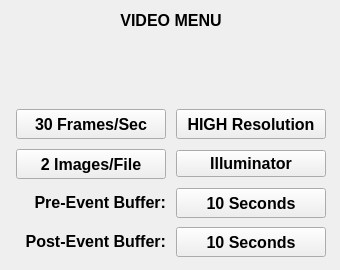
The window that video_setup.ui (georgezgsun/Tampa) describes before a commit, drawn with Qt 5.
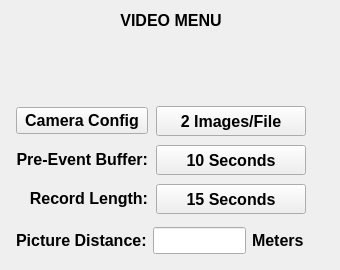
The same window after the commit. Custom widgets are drawn as their Qt base class.

Diff of the .ui file:
```diff
--- a/video_setup.ui
+++ b/video_setup.ui
@@ -27,6 +27,9 @@
    <string>Form</string>
   </property>
   <layout class="QFormLayout" name="formLayout">
+   <property name="fieldGrowthPolicy">
+    <enum>QFormLayout::AllNonFixedFieldsGrow</enum>
+   </property>
    <item row="0" column="0">
     <layout class="QHBoxLayout" name="horizontalLayout">
      <property name="bottomMargin">
@@ -68,49 +71,13 @@
      <property name="leftMargin">
       <number>5</number>
      </property>
-     <property name="spacing">
+     <property name="horizontalSpacing">
+      <number>8</number>
+     </property>
+     <property name="verticalSpacing">
       <number>10</number>
      </property>
-     <item row="0" column="0">
-      <widget class="QPushButton" name="pb_frames">
-       <property name="minimumSize">
-        <size>
-         <width>150</width>
-         <height>30</height>
-        </size>
-       </property>
-       <property name="text">
-        <string>30 Frames/Sec</string>
-       </property>
-      </widget>
-     </item>
-     <item row="0" column="1">
-      <widget class="QPushButton" name="pb_resolution">
-       <property name="minimumSize">
-        <size>
-         <width>150</width>
-         <height>30</height>
-        </size>
-       </property>
-       <property name="text">
-        <string>HIGH Resolution</string>
-       </property>
-      </widget>
-     </item>
-     <item row="1" column="0">
-      <widget class="QPushButton" name="pb_images">
-       <property name="minimumSize">
-        <size>
-         <width>0</width>
-         <height>30</height>
-        </size>
-       </property>
-       <property name="text">
-        <string>2 Images/File</string>
-       </property>
-      </widget>
-     </item>
-     <item row="2" column="0">
+     <item row="4" column="0">
       <widget class="QLabel" name="label_2">
        <property name="text">
         <string>Pre-Event Buffer:</string>
@@ -120,7 +87,7 @@
        </property>
       </widget>
      </item>
-     <item row="2" column="1">
+     <item row="4" column="1">
       <widget class="QPushButton" name="pb_prebuffer">
        <property name="minimumSize">
         <size>
@@ -133,17 +100,17 @@
        </property>
       </widget>
      </item>
-     <item row="3" column="0">
+     <item row="5" column="0">
       <widget class="QLabel" name="label_3">
        <property name="text">
-        <string>Post-Event Buffer:</string>
+        <string>Record Length:</string>
        </property>
        <property name="alignment">
         <set>Qt::AlignRight|Qt::AlignTrailing|Qt::AlignVCenter</set>
        </property>
       </widget>
      </item>
-     <item row="3" column="1">
+     <item row="5" column="1">
       <widget class="QPushButton" name="pb_postbuffer">
        <property name="minimumSize">
         <size>
@@ -152,21 +119,97 @@
         </size>
        </property>
        <property name="text">
-        <string>10 Seconds</string>
+        <string>15 Seconds</string>
        </property>
       </widget>
      </item>
-     <item row="1" column="1">
-      <widget class="QPushButton" name="pb_illuminator">
+     <item row="2" column="0">
+      <widget class="QPushButton" name="pb_cameraConfig">
        <property name="text">
-        <string>Illuminator</string>
+        <string>Camera Config</string>
        </property>
       </widget>
      </item>
+     <item row="2" column="1">
+      <widget class="QPushButton" name="pb_images">
+       <property name="minimumSize">
+        <size>
+         <width>150</width>
+         <height>30</height>
+        </size>
+       </property>
+       <property name="text">
+        <string>2 Images/File</string>
+       </property>
+      </widget>
+     </item>
     </layout>
    </item>
+   <item row="3" column="0">
+    <layout class="QHBoxLayout" name="horizontalLayout_4" stretch="0,0,0">
+     <property name="leftMargin">
+      <number>5</number>
+     </property>
+     <property name="topMargin">
+      <number>5</number>
+     </property>
+     <property name="rightMargin">
+      <number>5</number>
+     </property>
+     <property name="bottomMargin">
+      <number>5</number>
+     </property>
+     <item>
+      <widget class="QLabel" name="label_6">
+       <property name="text">
+        <string>Picture Distance:</string>
+       </property>
+      </widget>
+     </item>
+     <item>
+      <widget class="vkILine" name="le_pictureDist">
+       <property name="minimumSize">
+        <size>
+         <width>60</width>
+         <height>25</height>
+        </size>
+       </property>
+       <property name="alignment">
+        <set>Qt::AlignCenter</set>
+       </property>
+      </widget>
+     </item>
+     <item>
+      <widget class="QLabel" name="lb_pictureDist_2">
+       <property name="text">
+        <string>Meters</string>
+       </property>
+      </widget>
+     </item>
+    </layout>
+   </item>
+   <item row="3" column="1">
+    <spacer name="horizontalSpacer">
+     <property name="orientation">
+      <enum>Qt::Horizontal</enum>
+     </property>
+     <property name="sizeHint" stdset="0">
+      <size>
+       <width>40</width>
+       <height>20</height>
+      </size>
+     </property>
+    </spacer>
+   </item>
   </layout>
  </widget>
+ <customwidgets>
+  <customwidget>
+   <class>vkILine</class>
+   <extends>QLineEdit</extends>
+   <header location="global">vkiline.h</header>
+  </customwidget>
+ </customwidgets>
  <tabstops>
   <tabstop>pb_frames</tabstop>
   <tabstop>pb_resolution</tabstop>
```
Left out of the diff: 3 changed lines with no effect on the pictures.
